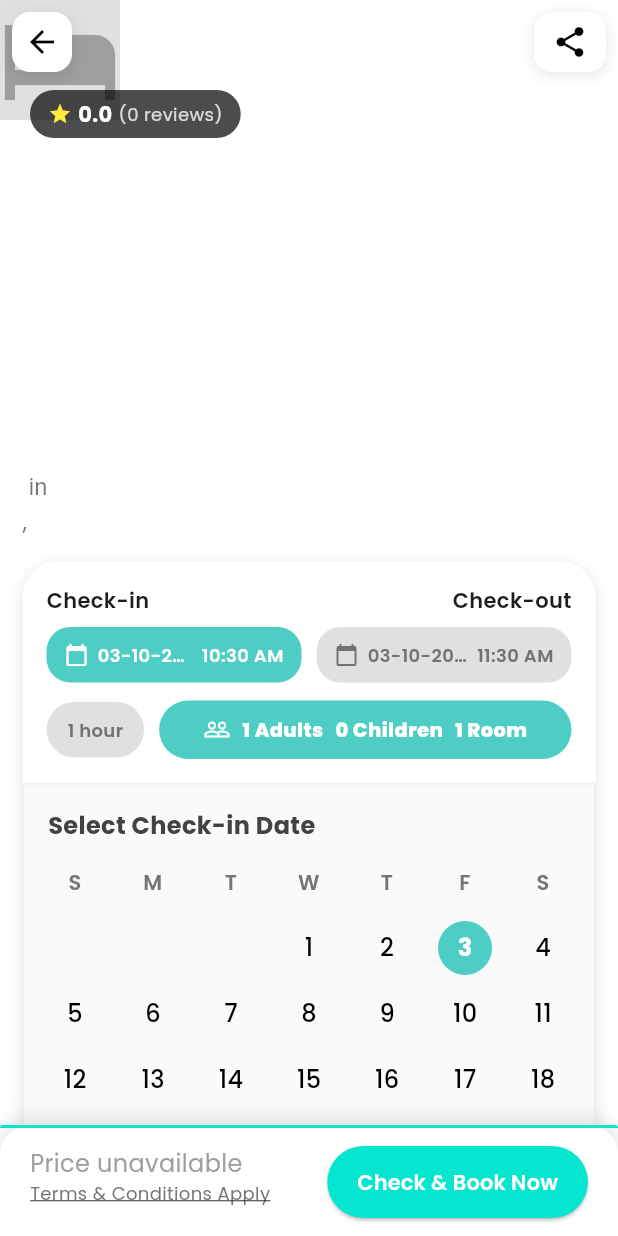
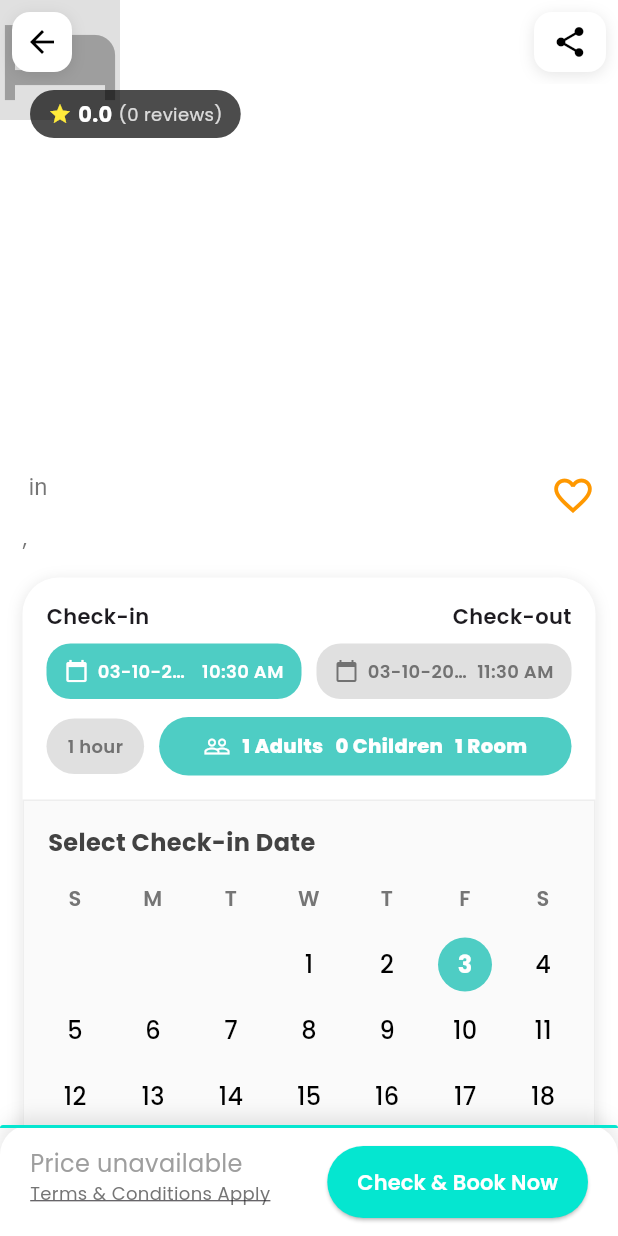
Before and after one commit to Rashmika2590/tourism_app_new, a Flutter app: the EnhancedHotelDetailsScreen screen opened directly with empty values, after a tap on an icon or button, on a phone screen of 412 x 824 dp. Run offline on Flutter 3.47's test engine with Material 3 defaults, Android fonts, the phone set to English and light mode, and no system bars; our stand-ins replace firebase_auth, firebase_core, flutter_typeahead, geocoding, geolocator, google_fonts and 5 more; accounts and stored records are empty; network calls fail; project files that could hold a hidden picture were left out.

Commit message:
favoirite process done

```diff
--- a/tourism_app_new/lib/main.dart
+++ b/tourism_app_new/lib/main.dart
@@ -2,6 +2,7 @@ import 'package:flutter/material.dart';
 import 'package:firebase_core/firebase_core.dart';
 import 'package:provider/provider.dart'; // <-- ADD THIS IMPORT
 import 'package:tourism_app_new/Services/Providers/booking_state.dart';
+import 'package:tourism_app_new/Services/Providers/favourite_provider.dart';
 import 'package:tourism_app_new/Services/utils/shared_preferences.dart';
 import 'package:google_fonts/google_fonts.dart';
 import 'package:tourism_app_new/routs.dart';
@@ -14,7 +15,7 @@ void main() async {
     MultiProvider(
       providers: [
         ChangeNotifierProvider(create: (_) => BookingState()),
-        //ChangeNotifierProvider(create: (_) => FavouritesProvider()),
+        ChangeNotifierProvider(create: (_) => FavouriteService()),
       ],
       child: const MyApp(),
     ),
--- /dev/null
+++ b/tourism_app_new/lib/models/favourite_model.dart
@@ -0,0 +1,19 @@
+class Favourite {
+  final int id;
+  final String userId;
+  final int hotelId;
+
+  Favourite({required this.id, required this.userId, required this.hotelId});
+
+  factory Favourite.fromJson(Map<String, dynamic> json) {
+    return Favourite(
+      id: json['id'],
+      userId: json['user_id'],
+      hotelId: json['hotel_id'],
+    );
+  }
+
+  Map<String, dynamic> toJson() {
+    return {'id': id, 'user_id': userId, 'hotel_id': hotelId};
+  }
+}
--- /dev/null
+++ b/tourism_app_new/lib/widgets/favourite_widget.dart
@@ -0,0 +1,109 @@
+import 'package:flutter/material.dart';
+import 'package:provider/provider.dart';
+import 'package:tourism_app_new/Services/Providers/favourite_provider.dart';
+import 'package:tourism_app_new/constants/colors.dart';
+
+class FavouriteIcon extends StatefulWidget {
+  final int hotelId;
+  final double size;
+  final Color favoriteColor;
+  final Color unfavoriteColor;
+  final bool showSnackbar;
+
+  const FavouriteIcon({
+    Key? key,
+    required this.hotelId,
+    this.size = 10.0,
+    this.favoriteColor = AppColors.buttonColor,
+    this.unfavoriteColor = AppColors.buttonColor,
+    this.showSnackbar = true,
+  }) : super(key: key);
+
+  @override
+  State<FavouriteIcon> createState() => _FavouriteIconState();
+}
+
+class Appcolors {}
+
+class _FavouriteIconState extends State<FavouriteIcon> {
+  bool _isLoading = false;
+
+  Future<void> _toggleFavourite(FavouriteService favouriteService) async {
+    if (_isLoading) return;
+
+    setState(() {
+      _isLoading = true;
+    });
+
+    final currentlyFavourite = favouriteService.isFavourite(widget.hotelId);
+
+    try {
+      await favouriteService.toggleFavourite(
+        widget.hotelId,
+        currentlyFavourite,
+      );
+
+      if (widget.showSnackbar) {
+        ScaffoldMessenger.of(context).showSnackBar(
+          SnackBar(
+            content: Text(
+              !currentlyFavourite
+                  ? 'Added to favourites'
+                  : 'Removed from favourites',
+            ),
+            duration: const Duration(seconds: 2),
+          ),
+        );
+      }
+    } catch (e) {
+      print('Error toggling favourite: $e');
+
+      if (widget.showSnackbar) {
+        ScaffoldMessenger.of(context).showSnackBar(
+          SnackBar(
+            content: const Text('Failed to update favourite'),
+            backgroundColor: Colors.red,
+            duration: const Duration(seconds: 2),
+          ),
+        );
+      }
+    } finally {
+      setState(() {
+        _isLoading = false;
+      });
+    }
+  }
+
+  @override
+  Widget build(BuildContext context) {
+    return Consumer<FavouriteService>(
+      builder: (context, favouriteService, child) {
+        final isFavourite = favouriteService.isFavourite(widget.hotelId);
+
+        return GestureDetector(
+          onTap: () => _toggleFavourite(favouriteService),
+          child:
+              _isLoading
+                  ? SizedBox(
+                    width: widget.size,
+                    height: widget.size,
+                    child: CircularProgressIndicator(
+                      strokeWidth: 2,
+                      valueColor: AlwaysStoppedAnimation<Color>(
+                        widget.favoriteColor,
+                      ),
+                    ),
+                  )
+                  : Icon(
+                    isFavourite ? Icons.favorite : Icons.favorite_border,
+                    color:
+                        isFavourite
+                            ? widget.favoriteColor
+                            : widget.unfavoriteColor,
+                    size: widget.size,
+                  ),
+        );
+      },
+    );
+  }
+}
--- a/tourism_app_new/lib/widgets/nearest_places.dart
+++ b/tourism_app_new/lib/widgets/nearest_places.dart
@@ -261,7 +261,7 @@ class _NearestPlacesWidgetState extends State<NearestPlacesWidget> {
             const SizedBox(width: 12),
             Expanded(
               child: _buildFacilityItem(
-                Icons.local_hospital,
+                Icons.local_hospital_outlined,
                 'Hospital',
                 _nearestPlaces['hospital']?.formattedDistance ?? 'Not found',
                 _nearestPlaces['hospital']?.name,
@@ -310,17 +310,30 @@ class _NearestPlacesWidgetState extends State<NearestPlacesWidget> {
         border: Border.all(color: Colors.grey[200]!),
       ),
       child: Column(
+        crossAxisAlignment: CrossAxisAlignment.start,
         children: [
-          Icon(icon, size: 25, color: AppColors.mainGreen),
-          const SizedBox(height: 8),
+          Row(
+            crossAxisAlignment: CrossAxisAlignment.start,
+            children: [
+              // Single Icon aligned with both Type + Distance
+              Padding(
+                padding: const EdgeInsets.only(top: 10), // fine-tune alignment
+                child: Icon(icon, size: 32, color: AppColors.mainGreen),
+              ),
+
+              const SizedBox(width: 12),
+
+              // Type + Distance stacked
+              Column(
+                crossAxisAlignment: CrossAxisAlignment.start,
+                children: [
                   Text(
                     title,
                     style: const TextStyle(
-              fontWeight: FontWeight.w500,
+                      fontWeight: FontWeight.w600,
                       fontSize: 14,
                       color: Colors.grey,
                     ),
-            textAlign: TextAlign.center,
                   ),
                   const SizedBox(height: 4),
                   Text(
@@ -331,14 +344,21 @@ class _NearestPlacesWidgetState extends State<NearestPlacesWidget> {
                       fontWeight: FontWeight.bold,
                     ),
                   ),
+                ],
+              ),
+            ],
+          ),
+
           if (placeName != null) ...[
-            const SizedBox(height: 4),
-            Text(
-              placeName,
+            const SizedBox(height: 8),
+            Center(
+              child: Text(
+                placeName!,
                 style: TextStyle(color: Colors.grey[600], fontSize: 12),
-              textAlign: TextAlign.center,
                 maxLines: 2,
                 overflow: TextOverflow.ellipsis,
+                textAlign: TextAlign.center,
+              ),
             ),
           ],
         ],
```
Also changed, not shown: tourism_app_new/lib/Screens/testing/Availability/availability_result_page.dart (+44 -41 lines), tourism_app_new/lib/Screens/testing/hotel_detail.dart (+7 -35 lines), tourism_app_new/lib/Services/Api Services/favourites_api_service.dart (+170 -0 lines), tourism_app_new/lib/Services/Providers/favourite_provider.dart (+60 -107 lines), tourism_app_new/lib/widgets/property_card.dart (+21 -70 lines). Lines whose indentation alone changed are shown as unchanged.
